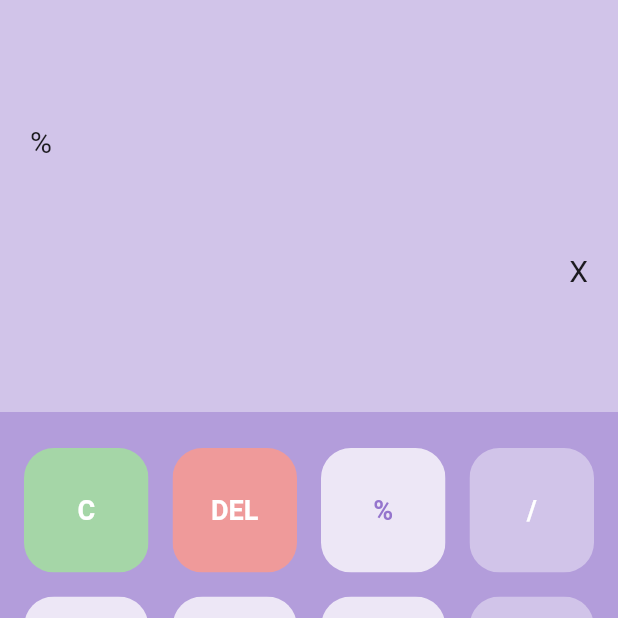
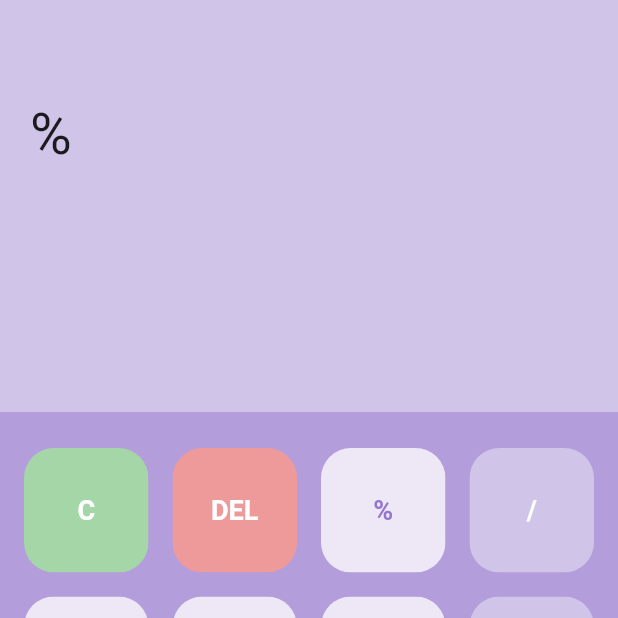
Before and after one commit to hansfigo/flutter_calculator, a Flutter app: the screen it shows after launch, after a tap on an icon or button, on a phone screen of 412 x 824 dp, the top half of it. Run offline on Flutter 3.47's test engine with Material 2 defaults, Android fonts, the phone set to English and light mode, and no system bars; our stand-ins replace math_expressions.

```diff
--- a/lib/main.dart
+++ b/lib/main.dart
@@ -1,5 +1,6 @@
 import 'package:flutter/material.dart';
 import 'package:flutter_calculator/button.dart';
+import 'package:math_expressions/math_expressions.dart';
 
 void main() {
   runApp(MyApp());
@@ -19,7 +20,7 @@ class HomePage extends StatefulWidget {
   State<HomePage> createState() => _HomePageState();
 }
 
-var userAnswer = 'X';
+var userAnswer = '';
 var userInput = '';
 
 final List<String> button = [
@@ -63,11 +64,11 @@ class _HomePageState extends State<HomePage> {
                         alignment: Alignment.centerLeft,
                         child: Text(
                           userInput,
-                          style: TextStyle(fontSize: 20),
+                          style: TextStyle(fontSize: 38),
                         )),
                     Container(
                         alignment: Alignment.centerRight,
-                        child: Text(userAnswer, style: TextStyle(fontSize: 20)))
+                        child: Text(userAnswer, style: TextStyle(fontSize: 40)))
                   ],
                 ),
               ),
@@ -85,9 +86,10 @@ class _HomePageState extends State<HomePage> {
                       gridDelegate: SliverGridDelegateWithFixedCrossAxisCount(
                           crossAxisCount: 4),
                       itemBuilder: (BuildContext context, int index) {
+                        //CLEAR BUTTON
                         if (index == 0) {
                           return MyButton(
-                            buttonTapped: (){
+                              buttonTapped: () {
                                 setState(() {
                                   userInput = '';
                                 });
@@ -98,13 +100,26 @@ class _HomePageState extends State<HomePage> {
                           //DELETE BUTTON
                         } else if (index == 1) {
                           return MyButton(
-                            buttonTapped: (){
+                              buttonTapped: () {
                                 setState(() {
-                                userInput = userInput.substring(0, userInput.length-1);
+                                  userInput = userInput.substring(
+                                      0, userInput.length - 1);
                                 });
                               },
                               btnTetxt: button[index],
                               btnColor: Colors.red.shade200,
+                              txtColor: Colors.white);
+
+                          //EQUAL BUTTON
+                        } else if (index == button.length - 1) {
+                          return MyButton(
+                              buttonTapped: () {
+                                setState(() {
+                                  equalButtonPressed();
+                                });
+                              },
+                              btnTetxt: button[index],
+                              btnColor: Colors.deepPurple.shade100,
                               txtColor: Colors.white);
                         } else {
                           return MyButton(
@@ -137,3 +152,18 @@ bool isOperator(String x) {
   }
   return false;
 }
+
+void equalButtonPressed() {
+  String finalQuestion = userInput;
+
+  finalQuestion = finalQuestion.replaceAll('X', '*');
+
+  Parser p = Parser();
+  Expression exp = p.parse(finalQuestion);
+
+  ContextModel cm = ContextModel();
+
+  double eval = exp.evaluate(EvaluationType.REAL, cm);
+
+  userAnswer = eval.toString();
+}
--- a/pubspec.yaml
+++ b/pubspec.yaml
@@ -34,6 +34,7 @@ dependencies:
   # The following adds the Cupertino Icons font to your application.
   # Use with the CupertinoIcons class for iOS style icons.
   cupertino_icons: ^1.0.2
+  math_expressions: ^2.3.1
 
 dev_dependencies:
   flutter_test:
```
Also changed, not shown: pubspec.lock. Lines whose indentation alone changed are shown as unchanged.
